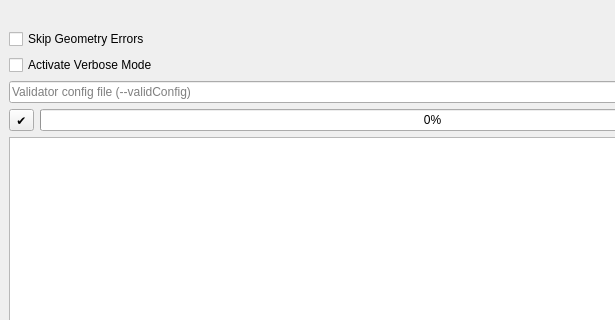
The window that QgisModelBaker/ui/validator.ui (opengisch/QgisModelBaker) describes before a commit, drawn with Qt 5; both pictures show x 0 to 615 and y 0 to 320 of the 834 by 804 pixel window.
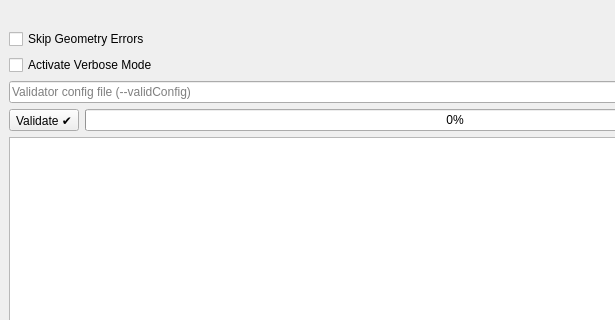
The same window after the commit.

Commit message: Text in the validate button

```diff
--- a/QgisModelBaker/ui/validator.ui
+++ b/QgisModelBaker/ui/validator.ui
@@ -65,7 +65,7 @@
          <item>
           <widget class="QToolButton" name="run_button">
            <property name="text">
-            <string>✔</string>
+            <string>Validate ✔</string>
            </property>
           </widget>
          </item>
```
